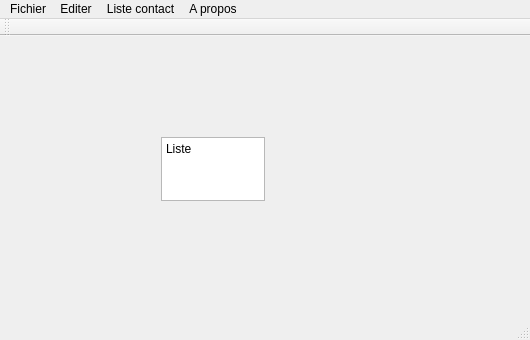
First picture: the form in contact/mainwindow.ui, repository watmeto/ContactManager, before the edit.
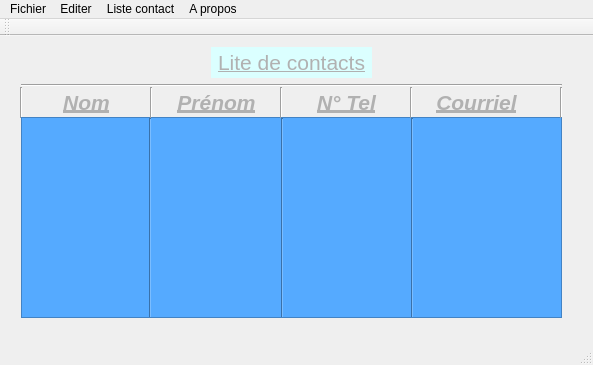
Second picture: the form after the edit. The open tabs and pages were chosen to show the change. Icons and pictures are not drawn.

Commit message: widget design1

The edit to the form file:
```diff
--- a/contact/mainwindow.ui
+++ b/contact/mainwindow.ui
@@ -6,8 +6,8 @@
    <rect>
     <x>0</x>
     <y>0</y>
-    <width>530</width>
-    <height>340</height>
+    <width>593</width>
+    <height>365</height>
    </rect>
   </property>
   <property name="windowTitle">
@@ -90,17 +90,254 @@
        </widget>
       </widget>
       <widget class="QWidget" name="page_3">
-       <widget class="QPlainTextEdit" name="plainTextEdit_2">
+       <widget class="QScrollArea" name="scrollArea">
         <property name="geometry">
          <rect>
-          <x>150</x>
-          <y>90</y>
-          <width>104</width>
-          <height>64</height>
+          <x>10</x>
+          <y>70</y>
+          <width>541</width>
+          <height>201</height>
          </rect>
         </property>
-        <property name="plainText">
-         <string>Liste</string>
+        <property name="styleSheet">
+         <string notr="true">background-color: rgb(85, 170, 255);
+color: rgb(170, 165, 157);
+border-color: rgb(85, 85, 127);</string>
+        </property>
+        <property name="widgetResizable">
+         <bool>true</bool>
+        </property>
+        <widget class="QWidget" name="scrollAreaWidgetContents">
+         <property name="geometry">
+          <rect>
+           <x>0</x>
+           <y>0</y>
+           <width>539</width>
+           <height>199</height>
+          </rect>
+         </property>
+         <widget class="Line" name="line">
+          <property name="geometry">
+           <rect>
+            <x>120</x>
+            <y>0</y>
+            <width>16</width>
+            <height>201</height>
+           </rect>
+          </property>
+          <property name="orientation">
+           <enum>Qt::Vertical</enum>
+          </property>
+         </widget>
+         <widget class="Line" name="line_2">
+          <property name="geometry">
+           <rect>
+            <x>250</x>
+            <y>0</y>
+            <width>20</width>
+            <height>201</height>
+           </rect>
+          </property>
+          <property name="orientation">
+           <enum>Qt::Vertical</enum>
+          </property>
+         </widget>
+         <widget class="Line" name="line_3">
+          <property name="geometry">
+           <rect>
+            <x>380</x>
+            <y>0</y>
+            <width>20</width>
+            <height>201</height>
+           </rect>
+          </property>
+          <property name="orientation">
+           <enum>Qt::Vertical</enum>
+          </property>
+         </widget>
+        </widget>
+       </widget>
+       <widget class="QLabel" name="label_9">
+        <property name="geometry">
+         <rect>
+          <x>200</x>
+          <y>0</y>
+          <width>161</width>
+          <height>31</height>
+         </rect>
+        </property>
+        <property name="styleSheet">
+         <string notr="true">color: rgb(177, 177, 177);
+background-color: rgb(219, 255, 255);</string>
+        </property>
+        <property name="text">
+         <string>&lt;!DOCTYPE HTML PUBLIC &quot;-//W3C//DTD HTML 4.0//EN&quot; &quot;http://www.w3.org/TR/REC-html40/strict.dtd&quot;&gt;
+&lt;html&gt;&lt;head&gt;&lt;meta name=&quot;qrichtext&quot; content=&quot;1&quot; /&gt;&lt;style type=&quot;text/css&quot;&gt;
+p, li { white-space: pre-wrap; }
+&lt;/style&gt;&lt;/head&gt;&lt;body style=&quot; font-family:'MS Shell Dlg 2'; font-size:8.25pt; font-weight:400; font-style:normal;&quot;&gt;
+&lt;p align=&quot;center&quot; style=&quot; margin-top:0px; margin-bottom:0px; margin-left:0px; margin-right:0px; -qt-block-indent:0; text-indent:0px;&quot;&gt;&lt;span style=&quot; font-size:16pt; text-decoration: underline;&quot;&gt;Lite de contacts&lt;/span&gt;&lt;/p&gt;&lt;/body&gt;&lt;/html&gt;</string>
+        </property>
+       </widget>
+       <widget class="Line" name="line_4">
+        <property name="geometry">
+         <rect>
+          <x>10</x>
+          <y>30</y>
+          <width>541</width>
+          <height>16</height>
+         </rect>
+        </property>
+        <property name="orientation">
+         <enum>Qt::Horizontal</enum>
+        </property>
+       </widget>
+       <widget class="Line" name="line_5">
+        <property name="geometry">
+         <rect>
+          <x>130</x>
+          <y>40</y>
+          <width>20</width>
+          <height>31</height>
+         </rect>
+        </property>
+        <property name="orientation">
+         <enum>Qt::Vertical</enum>
+        </property>
+       </widget>
+       <widget class="Line" name="line_6">
+        <property name="geometry">
+         <rect>
+          <x>260</x>
+          <y>40</y>
+          <width>20</width>
+          <height>31</height>
+         </rect>
+        </property>
+        <property name="orientation">
+         <enum>Qt::Vertical</enum>
+        </property>
+       </widget>
+       <widget class="Line" name="line_7">
+        <property name="geometry">
+         <rect>
+          <x>390</x>
+          <y>40</y>
+          <width>20</width>
+          <height>31</height>
+         </rect>
+        </property>
+        <property name="orientation">
+         <enum>Qt::Vertical</enum>
+        </property>
+       </widget>
+       <widget class="Line" name="line_8">
+        <property name="geometry">
+         <rect>
+          <x>540</x>
+          <y>40</y>
+          <width>20</width>
+          <height>31</height>
+         </rect>
+        </property>
+        <property name="orientation">
+         <enum>Qt::Vertical</enum>
+        </property>
+       </widget>
+       <widget class="Line" name="line_9">
+        <property name="geometry">
+         <rect>
+          <x>0</x>
+          <y>40</y>
+          <width>20</width>
+          <height>31</height>
+         </rect>
+        </property>
+        <property name="orientation">
+         <enum>Qt::Vertical</enum>
+        </property>
+       </widget>
+       <widget class="QLabel" name="label_10">
+        <property name="geometry">
+         <rect>
+          <x>10</x>
+          <y>40</y>
+          <width>131</width>
+          <height>31</height>
+         </rect>
+        </property>
+        <property name="styleSheet">
+         <string notr="true">color: rgb(177, 177, 177);
+</string>
+        </property>
+        <property name="text">
+         <string>&lt;!DOCTYPE HTML PUBLIC &quot;-//W3C//DTD HTML 4.0//EN&quot; &quot;http://www.w3.org/TR/REC-html40/strict.dtd&quot;&gt;
+&lt;html&gt;&lt;head&gt;&lt;meta name=&quot;qrichtext&quot; content=&quot;1&quot; /&gt;&lt;style type=&quot;text/css&quot;&gt;
+p, li { white-space: pre-wrap; }
+&lt;/style&gt;&lt;/head&gt;&lt;body style=&quot; font-family:'MS Shell Dlg 2'; font-size:8.25pt; font-weight:400; font-style:normal;&quot;&gt;
+&lt;p align=&quot;center&quot; style=&quot; margin-top:0px; margin-bottom:0px; margin-left:0px; margin-right:0px; -qt-block-indent:0; text-indent:0px;&quot;&gt;&lt;span style=&quot; font-size:16pt; font-weight:600; font-style:italic; text-decoration: underline;&quot;&gt;Nom&lt;/span&gt;&lt;/p&gt;&lt;/body&gt;&lt;/html&gt;</string>
+        </property>
+       </widget>
+       <widget class="QLabel" name="label_11">
+        <property name="geometry">
+         <rect>
+          <x>140</x>
+          <y>40</y>
+          <width>131</width>
+          <height>31</height>
+         </rect>
+        </property>
+        <property name="styleSheet">
+         <string notr="true">color: rgb(177, 177, 177);
+</string>
+        </property>
+        <property name="text">
+         <string>&lt;!DOCTYPE HTML PUBLIC &quot;-//W3C//DTD HTML 4.0//EN&quot; &quot;http://www.w3.org/TR/REC-html40/strict.dtd&quot;&gt;
+&lt;html&gt;&lt;head&gt;&lt;meta name=&quot;qrichtext&quot; content=&quot;1&quot; /&gt;&lt;style type=&quot;text/css&quot;&gt;
+p, li { white-space: pre-wrap; }
+&lt;/style&gt;&lt;/head&gt;&lt;body style=&quot; font-family:'MS Shell Dlg 2'; font-size:8.25pt; font-weight:400; font-style:normal;&quot;&gt;
+&lt;p align=&quot;center&quot; style=&quot; margin-top:0px; margin-bottom:0px; margin-left:0px; margin-right:0px; -qt-block-indent:0; text-indent:0px;&quot;&gt;&lt;span style=&quot; font-size:16pt; font-weight:600; font-style:italic; text-decoration: underline;&quot;&gt;Prénom&lt;/span&gt;&lt;/p&gt;&lt;/body&gt;&lt;/html&gt;</string>
+        </property>
+       </widget>
+       <widget class="QLabel" name="label_12">
+        <property name="geometry">
+         <rect>
+          <x>270</x>
+          <y>40</y>
+          <width>131</width>
+          <height>31</height>
+         </rect>
+        </property>
+        <property name="styleSheet">
+         <string notr="true">color: rgb(177, 177, 177);
+</string>
+        </property>
+        <property name="text">
+         <string>&lt;!DOCTYPE HTML PUBLIC &quot;-//W3C//DTD HTML 4.0//EN&quot; &quot;http://www.w3.org/TR/REC-html40/strict.dtd&quot;&gt;
+&lt;html&gt;&lt;head&gt;&lt;meta name=&quot;qrichtext&quot; content=&quot;1&quot; /&gt;&lt;style type=&quot;text/css&quot;&gt;
+p, li { white-space: pre-wrap; }
+&lt;/style&gt;&lt;/head&gt;&lt;body style=&quot; font-family:'MS Shell Dlg 2'; font-size:8.25pt; font-weight:400; font-style:normal;&quot;&gt;
+&lt;p align=&quot;center&quot; style=&quot; margin-top:0px; margin-bottom:0px; margin-left:0px; margin-right:0px; -qt-block-indent:0; text-indent:0px;&quot;&gt;&lt;span style=&quot; font-size:16pt; font-weight:600; font-style:italic; text-decoration: underline;&quot;&gt;N° Tel&lt;/span&gt;&lt;/p&gt;&lt;/body&gt;&lt;/html&gt;</string>
+        </property>
+       </widget>
+       <widget class="QLabel" name="label_13">
+        <property name="geometry">
+         <rect>
+          <x>400</x>
+          <y>40</y>
+          <width>131</width>
+          <height>31</height>
+         </rect>
+        </property>
+        <property name="styleSheet">
+         <string notr="true">color: rgb(177, 177, 177);
+</string>
+        </property>
+        <property name="text">
+         <string>&lt;!DOCTYPE HTML PUBLIC &quot;-//W3C//DTD HTML 4.0//EN&quot; &quot;http://www.w3.org/TR/REC-html40/strict.dtd&quot;&gt;
+&lt;html&gt;&lt;head&gt;&lt;meta name=&quot;qrichtext&quot; content=&quot;1&quot; /&gt;&lt;style type=&quot;text/css&quot;&gt;
+p, li { white-space: pre-wrap; }
+&lt;/style&gt;&lt;/head&gt;&lt;body style=&quot; font-family:'MS Shell Dlg 2'; font-size:8.25pt; font-weight:400; font-style:normal;&quot;&gt;
+&lt;p align=&quot;center&quot; style=&quot; margin-top:0px; margin-bottom:0px; margin-left:0px; margin-right:0px; -qt-block-indent:0; text-indent:0px;&quot;&gt;&lt;span style=&quot; font-size:16pt; font-weight:600; font-style:italic; text-decoration: underline;&quot;&gt;Courriel&lt;/span&gt;&lt;/p&gt;&lt;/body&gt;&lt;/html&gt;</string>
         </property>
        </widget>
       </widget>
@@ -113,8 +350,8 @@
     <rect>
      <x>0</x>
      <y>0</y>
-     <width>530</width>
-     <height>20</height>
+     <width>593</width>
+     <height>21</height>
     </rect>
    </property>
    <widget class="QMenu" name="menuFichier">
```
Left out of the diff: 231 changed lines with no effect on the pictures. The commit also changes 6 other files.
